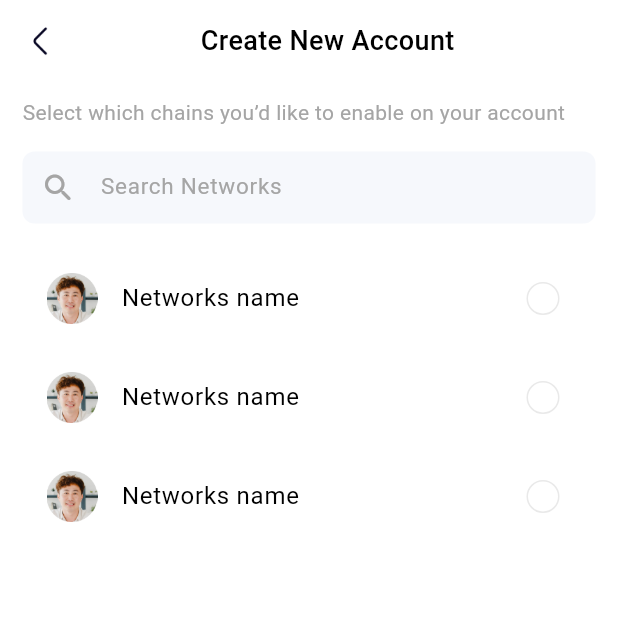
After one commit to Biorbank/biorbankMobile, a Flutter app: the NewAccountCreateView screen opened by its route, on a phone screen of 412 x 824 dp, the top half of it. The commit adds this screen. Run offline on Flutter 3.47's test engine with Material 3 defaults, Android fonts, the phone set to English and light mode, and no system bars; our stand-ins replace bloc, flutter_bloc, flutter_screenutil, flutter_svg, flutter_switch, fluttertoast and 2 more; missing offline and left inert: clipboard; accounts and stored records are empty.

Commit message:
add create new account screen

```diff
--- a/lib/presentation/common/common_textfield.dart
+++ b/lib/presentation/common/common_textfield.dart
@@ -115,7 +115,7 @@ class CommonTextfield extends StatelessWidget {
               filled: isFilled ?? true,
               hintStyle: hintStyle ??
                   TextStyle(
-                      color: AppColors.grey, fontWeight: FontWeight.normal,fontSize: 15),
+                      color:  Theme.of(context).colorScheme.onSecondaryContainer, fontWeight: FontWeight.normal,fontSize: 15),
               counterText: '',
               errorBorder: OutlineInputBorder(
                 borderRadius: BorderRadius.circular(8.0),
--- a/lib/presentation/pages/import_exsiting_account/cubit/import_exsiting_account_cubit.dart
+++ b/lib/presentation/pages/import_exsiting_account/cubit/import_exsiting_account_cubit.dart
@@ -5,30 +5,34 @@ part 'import_exsiting_account_state.dart';
 class ImportExsitingAccountCubit extends Cubit<ImportExsitingAccountState> {
   ImportExsitingAccountCubit() : super(ImportExsitingAccountInitialState());
 
- TextEditingController pharseKeyController=TextEditingController();
- TextEditingController walletNameController=TextEditingController();
- TextEditingController createPasswordController=TextEditingController();
- TextEditingController confirmPasswordController=TextEditingController();
- TextEditingController userNameController=TextEditingController();
- TextEditingController createPasswordForJsonFile=TextEditingController();
+  TextEditingController pharseKeyController = TextEditingController();
+  TextEditingController walletNameController = TextEditingController();
+  TextEditingController createPasswordController = TextEditingController();
+  TextEditingController confirmPasswordController = TextEditingController();
+  TextEditingController userNameController = TextEditingController();
+  TextEditingController createPasswordForJsonFile = TextEditingController();
 
-bool isObscurePassword=true;
-bool isObscureConfirmPassword=true;
-GlobalKey<FormState> formKey=GlobalKey<FormState>();
-int tabIndex=0;
+  bool isObscurePassword = true;
+  bool isObscureConfirmPassword = true;
+  GlobalKey<FormState> formKey = GlobalKey<FormState>();
+  int tabIndex = 0;
+  int selectedChainIndex = -1;
   void togglePasswordVisibility() {
     emit(ImportExsitingAccountInitialState());
     isObscurePassword = !isObscurePassword;
     emit(PasswordVisibilityToggleState());
   }
+
   void toggleConfirmPasswordVisibility() {
     emit(ImportExsitingAccountInitialState());
     isObscureConfirmPassword = !isObscureConfirmPassword;
     emit(PasswordVisibilityToggleState());
   }
 
-  void changeTabIndex({required int index}){
+  void changeTabIndex({required int index}) {
     emit(TabIndexChangeState(index: index));
   }
-
+  void changeChainIndex({required int index}) {
+    emit(ChainChangeState(index: index));
+  }
 }
--- a/lib/presentation/pages/import_exsiting_account/cubit/import_exsiting_account_state.dart
+++ b/lib/presentation/pages/import_exsiting_account/cubit/import_exsiting_account_state.dart
@@ -10,3 +10,7 @@ final class TabIndexChangeState extends ImportExsitingAccountState {
   final int index;
   TabIndexChangeState({required this.index});
 }
+final class ChainChangeState extends ImportExsitingAccountState {
+  final int index;
+  ChainChangeState({required this.index});
+}
--- a/lib/presentation/pages/import_exsiting_account/view/connect_hardware_wallet_view.dart
+++ b/lib/presentation/pages/import_exsiting_account/view/connect_hardware_wallet_view.dart
@@ -7,6 +7,7 @@ import 'package:biorbank/utils/Theme/app_colors.dart';
 import 'package:biorbank/utils/app_strings.dart';
 import 'package:biorbank/utils/app_widgets.dart';
 import 'package:biorbank/utils/common_spacer.dart';
+import 'package:biorbank/utils/routers/route.dart';
 import 'package:flutter/material.dart';
 import 'package:flutter_screenutil/flutter_screenutil.dart';
 
@@ -99,7 +100,9 @@ class ConnectHardwareWalletView extends StatelessWidget {
                             color: AppColors.grey,textAlign: TextAlign.center),
                       ),
                       height(18.h),
-                      CommonOutlinedButton(onTap: () {}, title: 'Connect'),
+                      CommonOutlinedButton(onTap: () {
+                        Navigator.pushNamed(context, Routes.newAccountCreateRoute);
+                      }, title: 'Connect'),
                     ],
                   ),
                 ),
--- a/lib/presentation/pages/import_exsiting_account/view/import_exsiting_account_view.dart
+++ b/lib/presentation/pages/import_exsiting_account/view/import_exsiting_account_view.dart
@@ -3,7 +3,6 @@ import 'package:biorbank/presentation/pages/import_exsiting_account/cubit/import
 import 'package:biorbank/presentation/pages/import_exsiting_account/widget/json_file_widget_view.dart';
 import 'package:biorbank/presentation/pages/import_exsiting_account/widget/phrase_key_widget.dart';
 import 'package:biorbank/utils/Theme/app_colors.dart';
-import 'package:biorbank/utils/routers/app_router.dart';
 import 'package:biorbank/utils/routers/route.dart';
 import 'package:flutter/material.dart';
 import 'package:flutter_bloc/flutter_bloc.dart';
@@ -29,6 +28,9 @@ class _ImportExistingAccountViewState extends State<ImportExistingAccountView>
   @override
   void initState() {
     tabController = TabController(length: 2, vsync: this);
+    tabController.addListener((){
+      context.read<ImportExsitingAccountCubit>().changeTabIndex(index: tabController.index);
+    });
     super.initState();
   }
 
@@ -63,7 +65,6 @@ class _ImportExistingAccountViewState extends State<ImportExistingAccountView>
                     child: TabBar(
                       indicatorColor: AppColors.transparent,
                       onTap: (value) {
-                        cubit.changeTabIndex(index: value);
                       },
                       tabs: [
                         Container(
@@ -84,12 +85,12 @@ class _ImportExistingAccountViewState extends State<ImportExistingAccountView>
                           padding: const EdgeInsets.symmetric(
                               horizontal: 30, vertical: 2),
                           child: AppConstant.commonText(AppStrings.pharseOrKey,
-                              fontWeight: tabController.index == 0
+                              fontWeight:  cubit.tabIndex== 0
                                   ? FontWeight.w600
                                   : FontWeight.w500),
                         ),
                         Container(
-                          decoration: tabController.index == 1
+                          decoration: cubit.tabIndex == 1
                               ? BoxDecoration(
                                   color: AppColors.blue50,
                                   borderRadius: BorderRadius.circular(6),
@@ -106,7 +107,7 @@ class _ImportExistingAccountViewState extends State<ImportExistingAccountView>
                           padding: const EdgeInsets.symmetric(
                               horizontal: 30, vertical: 2),
                           child: AppConstant.commonText(AppStrings.jsonFile,
-                              fontWeight: tabController.index == 1
+                              fontWeight:  cubit.tabIndex == 1
                                   ? FontWeight.w600
                                   : FontWeight.w500),
                         ),
@@ -132,11 +133,11 @@ class _ImportExistingAccountViewState extends State<ImportExistingAccountView>
                 CommonButton(
                   name: 'Next',
                   onTap: () {
-                    if (tabController.index == 0 &&
+                    if ( cubit.tabIndex == 0 &&
                         (cubit.formKey.currentState?.validate() ?? false)) {
                       tabController.animateTo(1);
                     } else {
-                      if (tabController.index == 1) {
+                      if ( cubit.tabIndex== 1) {
                         Navigator.pushNamed(
                             context, Routes.connectHardwareWalletRoute);
                       }
--- /dev/null
+++ b/lib/presentation/pages/import_exsiting_account/view/new_account_create_view.dart
@@ -0,0 +1,98 @@
+import 'package:biorbank/generated/assets.dart';
+import 'package:biorbank/presentation/common/common_appbar.dart';
+import 'package:biorbank/presentation/common/common_textfield.dart';
+import 'package:biorbank/presentation/pages/import_exsiting_account/cubit/import_exsiting_account_cubit.dart';
+import 'package:biorbank/utils/Theme/app_colors.dart';
+import 'package:biorbank/utils/app_strings.dart';
+import 'package:biorbank/utils/app_widgets.dart';
+import 'package:biorbank/utils/common_spacer.dart';
+import 'package:flutter/material.dart';
+import 'package:flutter_bloc/flutter_bloc.dart';
+import 'package:flutter_screenutil/flutter_screenutil.dart';
+
+class NewAccountCreateView extends StatelessWidget {
+  const NewAccountCreateView({super.key});
+
+  @override
+  Widget build(BuildContext context) {
+    return Scaffold(
+      body: SafeArea(
+          child: Padding(
+        padding: const EdgeInsets.symmetric(horizontal: 15),
+        child:
+            BlocBuilder<ImportExsitingAccountCubit, ImportExsitingAccountState>(
+          builder: (context, state) {
+            var cubit = context.read<ImportExsitingAccountCubit>();
+           if(state is ChainChangeState){
+            cubit.selectedChainIndex=state.index;
+           }
+            return Column(
+              crossAxisAlignment: CrossAxisAlignment.start,
+              children: [
+                height(14.h),
+                CommonAppbar(
+                  title: AppStrings.createNewAccount,
+                ),
+                height(25.h),
+                AppConstant.commonText(
+                    'Select which chains you’d like to enable on your account',
+                    color: Theme.of(context).colorScheme.onSecondaryContainer),
+                CommonTextfield(
+                  title: '',
+                  hintText: 'Search Networks',
+                  prefixWidget: Icon(
+                    Icons.search_rounded,
+                    color: Theme.of(context).colorScheme.onSecondaryContainer,
+                  ),
+                ),
+                height(14.h),
+                ListView.separated(
+                  shrinkWrap: true,
+                  itemCount: 3,
+                  separatorBuilder: (context, index) => height(10.h),
+                  itemBuilder: (context, index) {
+                    return ListTile(
+                        onTap: () {
+                          cubit.changeChainIndex(index: index);
+                        },
+                        leading: Container(
+                          height: 34.h,
+                          width: 34.w,
+                          decoration:
+                              const BoxDecoration(shape: BoxShape.circle),
+                          child: Image.asset(Assets.imagesUser),
+                        ),
+                        title: AppConstant.commonText('Networks name',
+                            color: Theme.of(context).colorScheme.shadow),
+                        trailing: Container(
+                          height: 22.h,
+                          width: 22.w,
+                          decoration: BoxDecoration(
+                              shape: BoxShape.circle,
+                              border: Border.all(
+                                  color: cubit.selectedChainIndex == index
+                                      ? Theme.of(context).colorScheme.onPrimary
+                                      : Theme.of(context)
+                                          .colorScheme
+                                          .onSecondaryFixed)),
+                          child: Container(
+                            height: 10.h,
+                            width: 10.h,
+                            margin: const EdgeInsets.all(5),
+                            decoration: BoxDecoration(
+                                shape: BoxShape.circle,
+                                color: cubit.selectedChainIndex == index
+                                    ? Theme.of(context).colorScheme.onPrimary
+                                    : AppColors.transparent),
+                          ),
+                        ));
+                  },
+                )
+              ],
+            );
+          },
+        ),
+      )),
+    );
+  }
+}
--- a/lib/presentation/pages/import_exsiting_account/widget/phrase_key_widget.dart
+++ b/lib/presentation/pages/import_exsiting_account/widget/phrase_key_widget.dart
@@ -92,6 +92,7 @@ class _PhraseKeyWidgetState extends State<PhraseKeyWidget> with Validation {
                       : Icon(Icons.visibility_off_outlined,
                           color: AppColors.black),
                 ),
+                height(15.h)
               ],
             ),
           ),
--- a/lib/utils/Theme/primary_theme.dart
+++ b/lib/utils/Theme/primary_theme.dart
@@ -21,5 +21,6 @@ const blueColorScheme = ColorScheme(
     onSurface: Color(0xFFFFFFFF),
     inversePrimary:  Color(0xFFF7F8FA),
     shadow: Colors.black,
-
+    onSecondaryContainer: Color(0xFFA5A5A5),
+    onSecondaryFixed: Color(0xFFE9E9E9),
     errorContainer: Color(0xFFF6F8FC));
--- a/lib/utils/routers/app_router.dart
+++ b/lib/utils/routers/app_router.dart
@@ -4,6 +4,7 @@ import 'package:biorbank/presentation/pages/create_account/view/create_account_v
 import 'package:biorbank/presentation/pages/home/view/home_view.dart';
 import 'package:biorbank/presentation/pages/import_exsiting_account/view/connect_hardware_wallet_view.dart';
 import 'package:biorbank/presentation/pages/import_exsiting_account/view/import_exsiting_account_view.dart';
+import 'package:biorbank/presentation/pages/import_exsiting_account/view/new_account_create_view.dart';
 import 'package:biorbank/presentation/pages/splash/splash_view.dart';
 import 'package:biorbank/utils/routers/route.dart';
 import 'package:flutter/material.dart';
@@ -47,6 +48,10 @@ class AppRouter {
         return MaterialPageRoute(
           builder: (_) => const ConnectHardwareWalletView(),
         );
+      case Routes.newAccountCreateRoute:
+        return MaterialPageRoute(
+          builder: (_) => const NewAccountCreateView(),
+        );
 
       default:
         return MaterialPageRoute(
--- a/lib/utils/routers/route.dart
+++ b/lib/utils/routers/route.dart
@@ -7,4 +7,5 @@ class Routes {
   static const String homeRoute = '/home';
   static const String importExistingAccountRoute = '/importExistingAccount';
   static const String connectHardwareWalletRoute = '/connectHardwareRoute';
+  static const String newAccountCreateRoute = '/newAccountRoute';
 }
```
